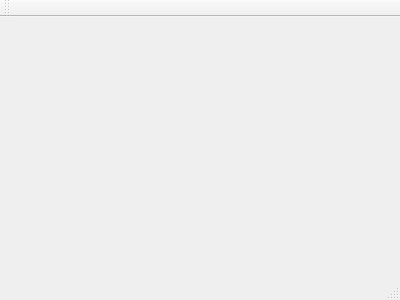
First picture: the form in sd_editor/mainwindow.ui, repository andreili/School-Days, before the edit.
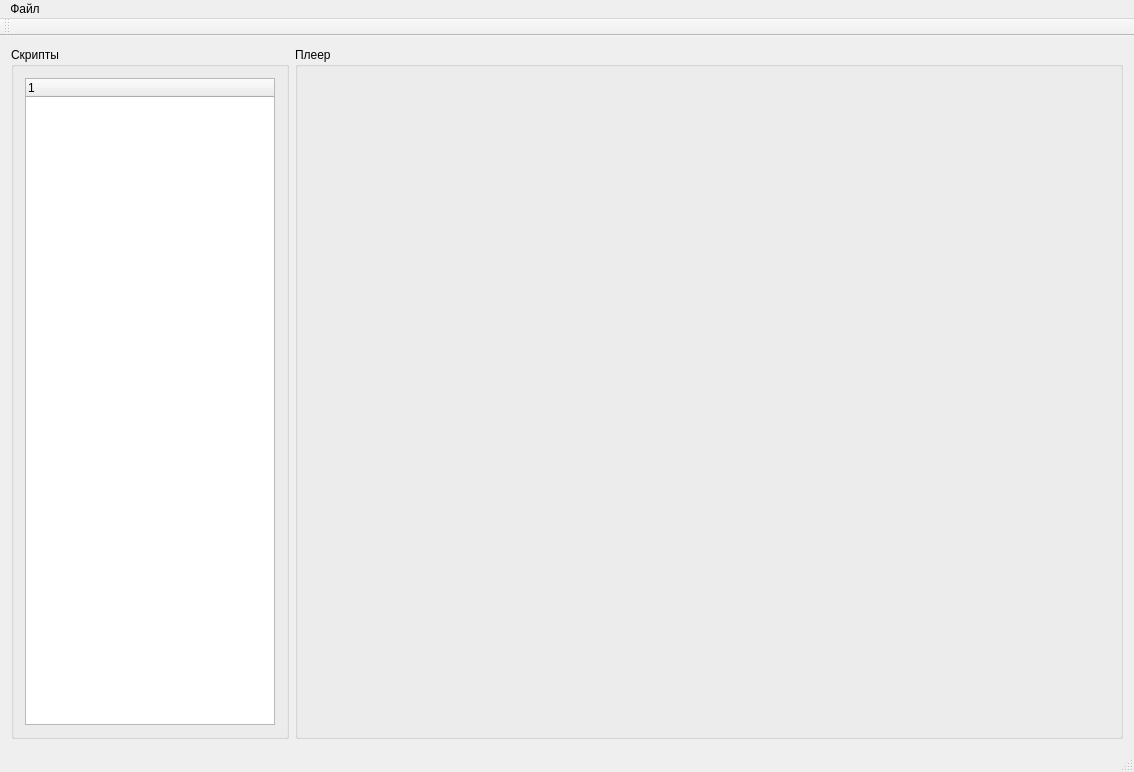
Second picture: the form after the edit.

What changed in the file:
```diff
--- a/sd_editor/mainwindow.ui
+++ b/sd_editor/mainwindow.ui
@@ -1,24 +1,103 @@
 <ui version="4.0">
  <class>MainWindow</class>
- <widget class="QMainWindow" name="MainWindow" >
-  <property name="geometry" >
+ <widget class="QMainWindow" name="MainWindow">
+  <property name="geometry">
    <rect>
     <x>0</x>
     <y>0</y>
-    <width>400</width>
-    <height>300</height>
+    <width>1123</width>
+    <height>772</height>
    </rect>
   </property>
   <property name="windowTitle" >
    <string>MainWindow</string>
   </property>
-  <widget class="QMenuBar" name="menuBar" />
-  <widget class="QToolBar" name="mainToolBar" />
-  <widget class="QWidget" name="centralWidget" />
-  <widget class="QStatusBar" name="statusBar" />
+  <widget class="QWidget" name="centralWidget">
+   <layout class="QHBoxLayout" name="horizontalLayout_2">
+    <item>
+     <widget class="QGroupBox" name="groupBox">
+      <property name="title">
+       <string>Скрипты</string>
+      </property>
+      <layout class="QHBoxLayout" name="horizontalLayout">
+       <item>
+        <widget class="QTreeWidget" name="twScripts">
+         <property name="minimumSize">
+          <size>
+           <width>250</width>
+           <height>0</height>
+          </size>
+         </property>
+         <column>
+          <property name="text">
+           <string notr="true">1</string>
+          </property>
+         </column>
+        </widget>
+       </item>
+      </layout>
+     </widget>
+    </item>
+    <item>
+     <widget class="QGroupBox" name="groupBox_2">
+      <property name="title">
+       <string>Плеер</string>
+      </property>
+      <layout class="QVBoxLayout" name="verticalLayout">
+       <item>
+        <widget class="QWidget" name="widget" native="true">
+         <property name="minimumSize">
+          <size>
+           <width>800</width>
+           <height>452</height>
+          </size>
+         </property>
+         <property name="maximumSize">
+          <size>
+           <width>800</width>
+           <height>452</height>
+          </size>
+         </property>
+        </widget>
+       </item>
+      </layout>
+     </widget>
+    </item>
+   </layout>
+  </widget>
+  <widget class="QMenuBar" name="menuBar">
+   <property name="geometry">
+    <rect>
+     <x>0</x>
+     <y>0</y>
+     <width>1123</width>
+     <height>25</height>
+    </rect>
+   </property>
+   <widget class="QMenu" name="menu">
+    <property name="title">
+     <string>Файл</string>
+    </property>
+    <addaction name="mSetGameFolder"/>
+   </widget>
+   <addaction name="menu"/>
+  </widget>
+  <widget class="QToolBar" name="mainToolBar">
+   <attribute name="toolBarArea">
+    <enum>TopToolBarArea</enum>
+   </attribute>
+   <attribute name="toolBarBreak">
+    <bool>false</bool>
+   </attribute>
+  </widget>
+  <widget class="QStatusBar" name="statusBar"/>
+  <action name="mSetGameFolder">
+   <property name="text">
+    <string>Указать папку игры</string>
+   </property>
+  </action>
  </widget>
- <layoutDefault spacing="6" margin="11" />
- <pixmapfunction></pixmapfunction>
+ <layoutdefault spacing="6" margin="11"/>
  <resources/>
  <connections/>
 </ui>
```
Left out of the diff: 3 changed lines with no effect on the pictures.
